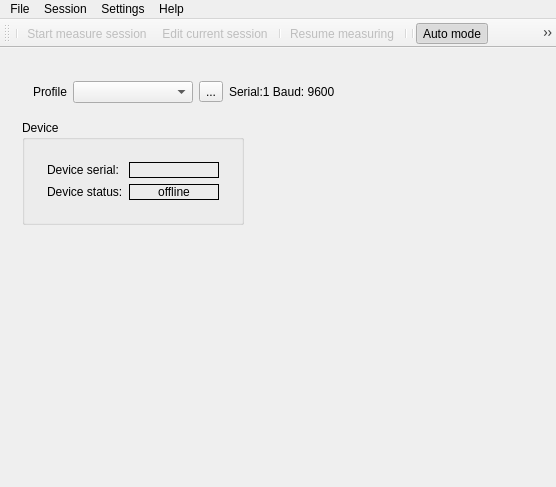
Before: the Qt Designer form dda_ctrl/experimenter/measurewindow.ui in olegyurchenko/dda-control, drawn with Qt 5.
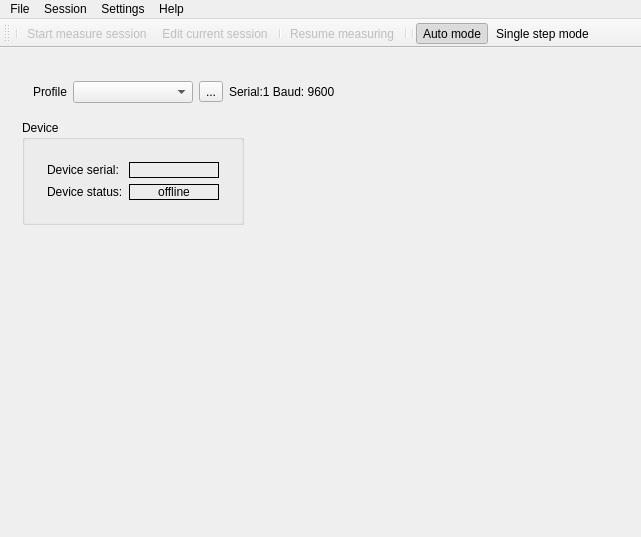
After: the same form once the commit is applied. Icons and pictures are not drawn. Custom widgets are drawn as their Qt base class.

The edit to the form file:
```diff
--- a/dda_ctrl/experimenter/measurewindow.ui
+++ b/dda_ctrl/experimenter/measurewindow.ui
@@ -6,8 +6,8 @@
    <rect>
     <x>0</x>
     <y>0</y>
-    <width>556</width>
-    <height>487</height>
+    <width>641</width>
+    <height>537</height>
    </rect>
   </property>
   <property name="windowTitle">
@@ -494,8 +494,8 @@
     <rect>
      <x>0</x>
      <y>0</y>
-     <width>556</width>
-     <height>21</height>
+     <width>641</width>
+     <height>24</height>
     </rect>
    </property>
    <widget class="QMenu" name="menuFile">
```
